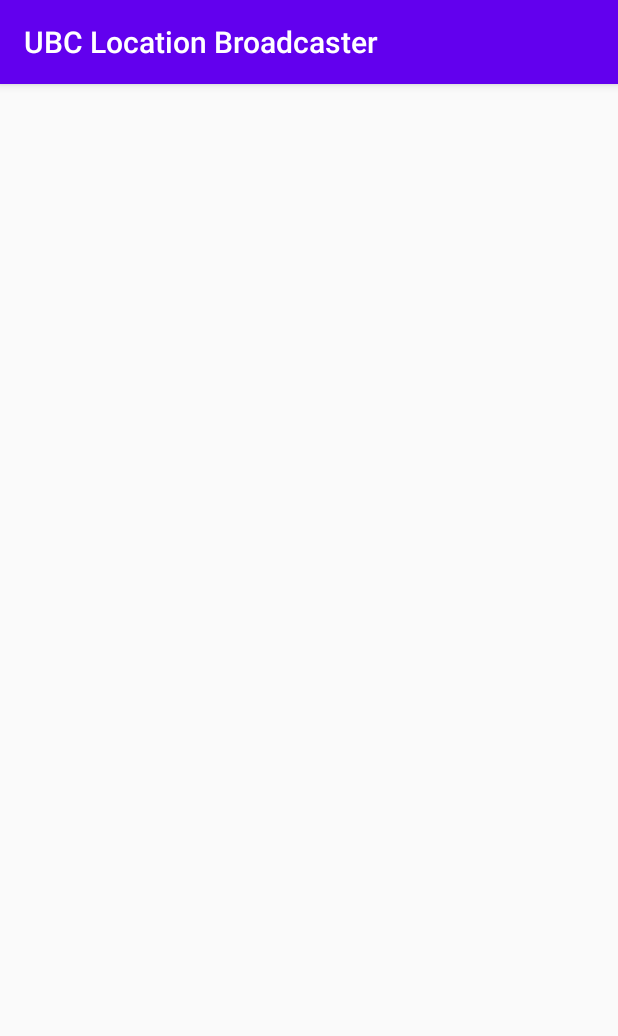
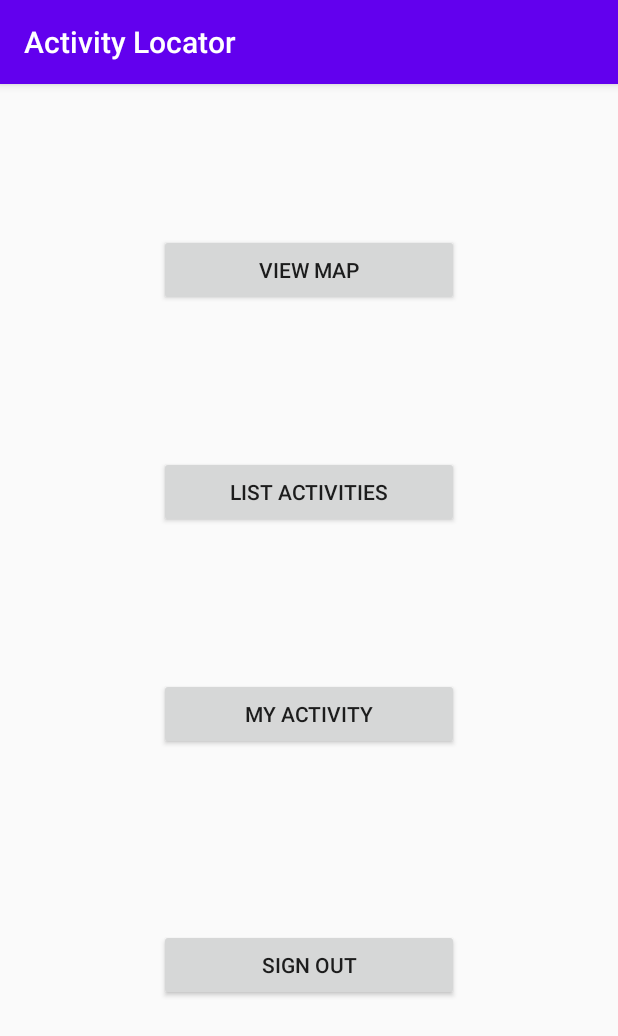
Before and after one commit to dorawyy/321-ubclivemap, an Android app: the MenuActivity screen opened directly, with no data from a screen before it, on a phone screen of 412 x 824 dp. Shown: the top 1036 px of the screen. Run offline under Robolectric (Android 15) with nearby library versions, the phone set to English and light mode, and no system bars; network calls fail.

Commit message:
menu mostly done

```diff
--- a/app/src/main/java/com/cpen321/ubclocationbroadcaster/MenuActivity.java
+++ b/app/src/main/java/com/cpen321/ubclocationbroadcaster/MenuActivity.java
@@ -2,13 +2,58 @@
 
 import androidx.appcompat.app.AppCompatActivity;
 
+import android.content.Intent;
 import android.os.Bundle;
+import android.util.Log;
+import android.view.View;
+import android.widget.Button;
 
 public class MenuActivity extends AppCompatActivity {
+    private Button viewMapButton;
+    private Button listActivitesButton;
+    private Button myActivityButton;
+    private Button signOutButton;
 
     @Override
     protected void onCreate(Bundle savedInstanceState) {
         super.onCreate(savedInstanceState);
         setContentView(R.layout.activity_menu);
+
+        viewMapButton = findViewById(R.id.view_map_btn);
+        viewMapButton.setOnClickListener(new View.OnClickListener() {
+            @Override
+            public void onClick(View view) {
+                Intent mapIntent = new Intent(MenuActivity.this, MainMapsActivity.class);
+                startActivity(mapIntent);
+            }
+        });
+        /*
+        listActivitesButton = findViewById(R.id.list_activites_btn);
+        listActivitesButton.setOnClickListener(new View.OnClickListener() {
+            @Override
+            public void onClick(View view) {
+                Intent activitesIntent = new Intent(MenuActivity.this, MainMapsActivity.class);
+                startActivity(activitesIntent);
+            }
+        });
+
+        viewMapButton = findViewById(R.id.view_map_btn);
+        viewMapButton.setOnClickListener(new View.OnClickListener() {
+            @Override
+            public void onClick(View view) {
+                Intent mapIntent = new Intent(MenuActivity.this, MainMapsActivity.class);
+                startActivity(mapIntent);
+            }
+        });
+        */
+        signOutButton = findViewById(R.id.sign_out_btn);
+        signOutButton.setOnClickListener(new View.OnClickListener() {
+            @Override
+            public void onClick(View view) {
+                Intent signInIntent = new Intent(MenuActivity.this, MainActivity.class);
+                startActivity(signInIntent);
+            }
+        });
     }
+
 }
--- a/app/src/main/res/layout/activity_menu.xml
+++ b/app/src/main/res/layout/activity_menu.xml
@@ -6,4 +6,45 @@
     android:layout_height="match_parent"
     tools:context=".MenuActivity">
 
+    <Button
+        android:id="@+id/view_map_btn"
+        android:layout_width="200dp"
+        android:layout_height="wrap_content"
+        android:layout_marginTop="100dp"
+        android:text="@string/view_map_btn"
+        app:layout_constraintEnd_toEndOf="parent"
+        app:layout_constraintStart_toStartOf="parent"
+        app:layout_constraintTop_toTopOf="parent" />
+
+    <Button
+        android:id="@+id/list_activites_btn"
+        android:layout_width="200dp"
+        android:layout_height="wrap_content"
+        android:layout_marginTop="100dp"
+        android:text="@string/activity_list_btn"
+        app:layout_constraintEnd_toEndOf="parent"
+        app:layout_constraintStart_toStartOf="parent"
+        app:layout_constraintTop_toBottomOf="@+id/view_map_btn" />
+
+    <Button
+        android:id="@+id/sign_out_btn"
+        android:layout_width="200dp"
+        android:layout_height="wrap_content"
+        android:layout_marginTop="100dp"
+        android:layout_marginBottom="138dp"
+        android:text="Sign Out"
+        app:layout_constraintBottom_toBottomOf="parent"
+        app:layout_constraintEnd_toEndOf="parent"
+        app:layout_constraintStart_toStartOf="parent"
+        app:layout_constraintTop_toBottomOf="@+id/my_activity_btn" />
+
+    <Button
+        android:id="@+id/my_activity_btn"
+        android:layout_width="200dp"
+        android:layout_height="wrap_content"
+        android:layout_marginTop="100dp"
+        android:text="@string/my_activity_btn"
+        app:layout_constraintEnd_toEndOf="parent"
+        app:layout_constraintStart_toStartOf="parent"
+        app:layout_constraintTop_toBottomOf="@+id/list_activites_btn" />
 </androidx.constraintlayout.widget.ConstraintLayout>
--- a/app/src/main/res/values/strings.xml
+++ b/app/src/main/res/values/strings.xml
@@ -1,8 +1,8 @@
 <resources>
-    <string name="app_name">UBC Location Broadcaster</string>
+    <string name="app_name">Activity Locator</string>
 
     //buttons for sign in page
-    <string name="title_activity_login">UBC Location Broadcaster</string>
+    <string name="title_activity_login">Activity Locator</string>
     <string name="prompt_username">Username</string>
     <string name="prompt_password">Password</string>
     <string name="sign_in">Sign in</string>
@@ -37,4 +37,11 @@
         <item>CPEN 411</item>
         <item>CPEN 421</item>
     </string-array>
+
+    //buttons for main menu
+    <string name="view_map_btn">View Map</string>
+    <string name="activity_list_btn">List Activities</string>
+    <string name="my_activity_btn">My Activity</string>
+    <string name="sign_out_btn">Sign Out</string>
+
 </resources>
```
